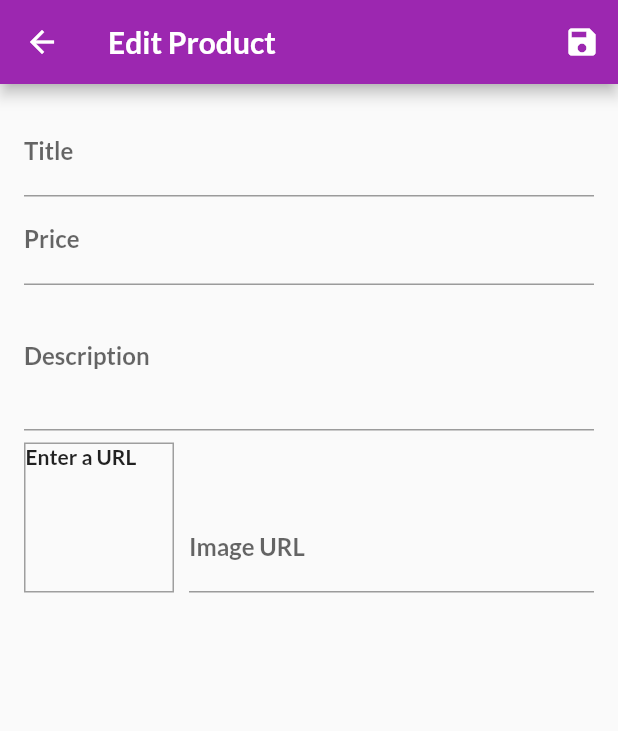
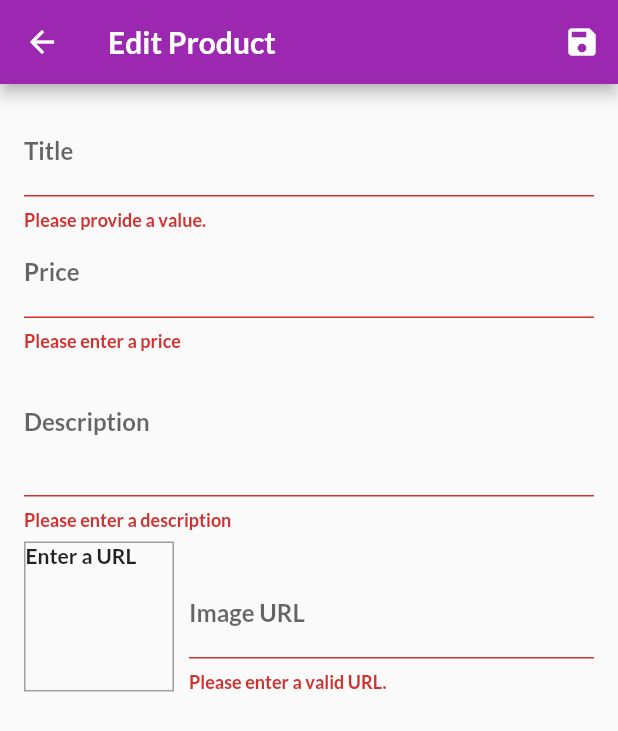
Before and after one commit to alfonsodipace/Flutter, a Flutter app: the EditProductScreen screen opened by its route, after a tap on the "save" icon, on a phone screen of 412 x 824 dp. Shown: the top 731 px of the screen. Run offline on Flutter 3.47's test engine with Material 2 defaults, Android fonts, the phone set to English and light mode, and no system bars; network calls fail.

Commit message:
9.13 added form validation

```diff
--- a/shop_app/lib/screens/edit_product_screen.dart
+++ b/shop_app/lib/screens/edit_product_screen.dart
@@ -66,6 +66,10 @@ class _EditProductScreenState extends State<EditProductScreen> {
   }
 
   void _saveForm() {
+    final _isValid = _form.currentState.validate();
+    if (!_isValid) {
+      return;
+    }
     _form.currentState.save();
     print(_editedProduct);
   }
@@ -94,6 +98,12 @@ class _EditProductScreenState extends State<EditProductScreen> {
                 onFieldSubmitted: (_) {
                   FocusScope.of(context).requestFocus(_priceFocusNode);
                 },
+                validator: (value) {
+                  if (value.isEmpty) {
+                    return 'Please provide a value.';
+                  }
+                  return null;
+                },
                 onSaved: (value) {
                   _editedProduct = Product(
                     id: null,
@@ -112,6 +122,19 @@ class _EditProductScreenState extends State<EditProductScreen> {
                 onFieldSubmitted: (_) {
                   FocusScope.of(context).requestFocus(_descriptionFocusNode);
                 },
+                validator: (value) {
+                  if (value.isEmpty) {
+                    return 'Please enter a price';
+                  }
+                  if (double.tryParse(value) == null) {
+                    return 'Please enter a valid number';
+                  }
+                  if (double.parse(value) == null) {
+                    return 'Please enter a  number greater than zero';
+                  }
+
+                  return null;
+                },
                 onSaved: (value) {
                   _editedProduct = Product(
                     id: null,
@@ -127,6 +150,12 @@ class _EditProductScreenState extends State<EditProductScreen> {
                 maxLines: 3,
                 keyboardType: TextInputType.multiline,
                 focusNode: _descriptionFocusNode,
+                validator: (value) {
+                  if (value.isEmpty) {
+                    return 'Please enter a description';
+                  }
+                  return null;
+                },
                 onSaved: (value) {
                   _editedProduct = Product(
                     id: null,
@@ -171,6 +200,13 @@ class _EditProductScreenState extends State<EditProductScreen> {
                       controller: _imageUrlController,
                       focusNode: _imageUrlFocusNode,
                       onFieldSubmitted: (_) => {_saveForm()},
+                      validator: (value) {
+                        if (!value.startsWith('http') ||
+                            !value.startsWith('https')) {
+                          return 'Please enter a valid URL.';
+                        }
+                        return null;
+                      },
                       onSaved: (value) {
                         _editedProduct = Product(
                           id: null,
```
